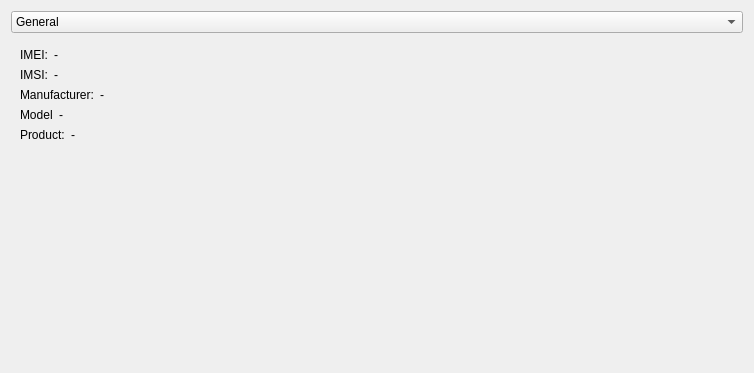
qtproject/qt-mobility, file examples/sysinfo/dialog_small_landscape.ui: the form before one commit.
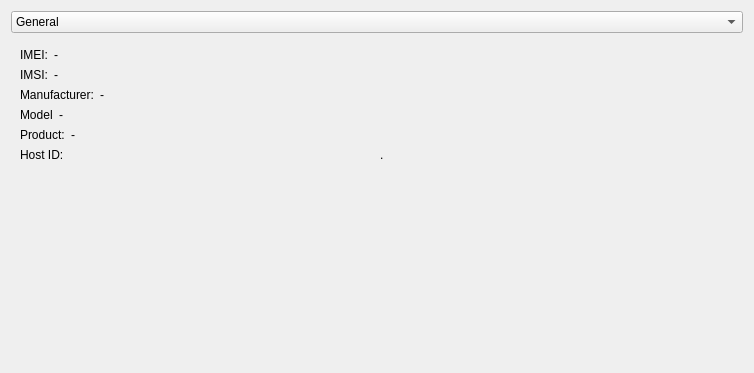
The form after the commit. The open tabs and pages were chosen to show the change. Icons and pictures are not drawn.

Patch:
```diff
--- a/examples/sysinfo/dialog_small_landscape.ui
+++ b/examples/sysinfo/dialog_small_landscape.ui
@@ -498,6 +498,24 @@
         </layout>
        </item>
        <item row="5" column="0">
+        <layout class="QHBoxLayout" name="horizontalLayout_10">
+         <item>
+          <widget class="QLabel" name="label_9">
+           <property name="text">
+            <string>Host ID:</string>
+           </property>
+          </widget>
+         </item>
+         <item>
+          <widget class="QLabel" name="hostIdLabel">
+           <property name="text">
+            <string>.</string>
+           </property>
+          </widget>
+         </item>
+        </layout>
+       </item>
+       <item row="6" column="0">
         <spacer name="verticalSpacer_13">
          <property name="orientation">
           <enum>Qt::Vertical</enum>
```
